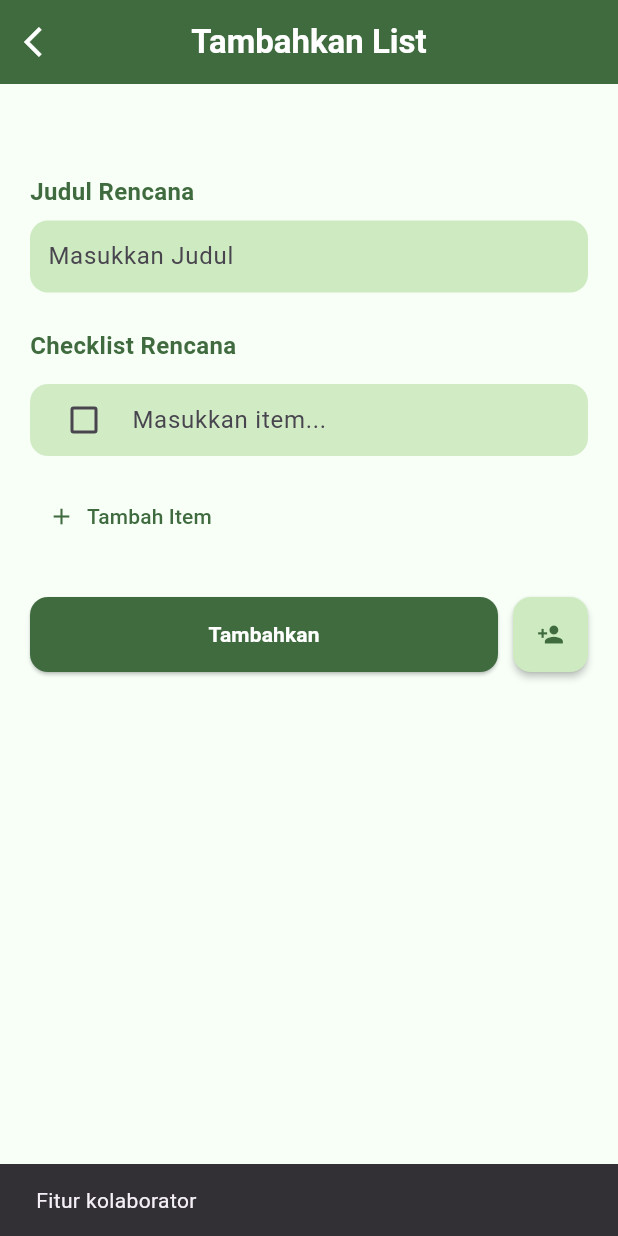
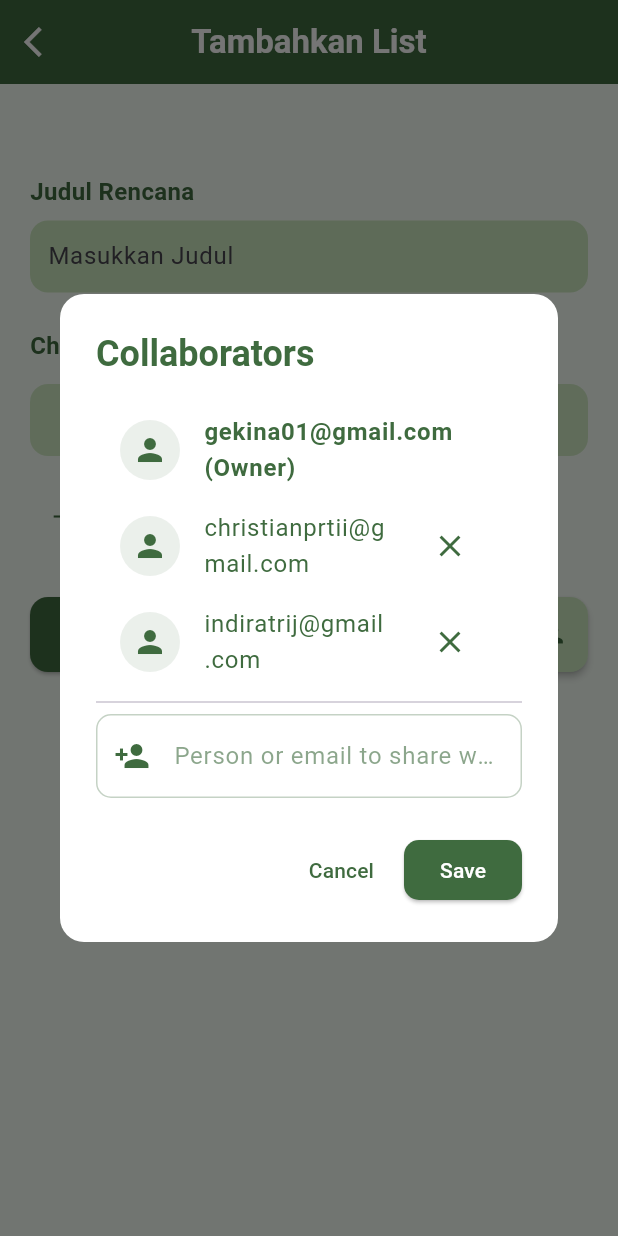
Before and after one commit to christianptrii/TodoApp_Flutter, a Flutter app: the AddScreen screen opened directly, after a tap on the "person add" icon, on a phone screen of 412 x 824 dp. Run offline on Flutter 3.47's test engine with Material 3 defaults, Android fonts, the phone set to English and light mode, and no system bars; our stand-ins replace font_awesome_flutter; Roboto replaces fonts that are missing (inter).

Commit message:
Update : Menambahkan pop up untuk kolaborator

```diff
--- a/lib/addScreen.dart
+++ b/lib/addScreen.dart
@@ -51,6 +51,117 @@ class _AddScreenState extends State<AddScreen> {
     Navigator.pushReplacement(
       context,
       MaterialPageRoute(builder: (_) => const HomeScreen()),
+    );
+  }
+
+  void _showCollaboratorDialog(BuildContext context) {
+    List<String> collaborators = [
+      'gekina01@gmail.com (Owner)',
+      'christianprtii@gmail.com',
+      'indiratrij@gmail.com',
+    ];
+    TextEditingController emailController = TextEditingController();
+
+    showDialog(
+      context: context,
+      builder: (context) {
+        return StatefulBuilder(
+          builder: (context, setState) {
+            return AlertDialog(
+              backgroundColor: Colors.white,
+              shape: RoundedRectangleBorder(
+                borderRadius: BorderRadius.circular(16),
+              ),
+              title: Text(
+                'Collaborators',
+                style: TextStyle(color: greenText, fontWeight: FontWeight.bold),
+              ),
+              content: SingleChildScrollView(
+                child: Column(
+                  mainAxisSize: MainAxisSize.min,
+                  children: [
+                    ...collaborators.map((email) {
+                      return ListTile(
+                        leading: CircleAvatar(
+                          backgroundColor: greenText.withOpacity(0.1),
+                          child: Icon(Icons.person, color: greenText),
+                        ),
+                        title: Text(
+                          email,
+                          style: TextStyle(
+                            color: greenText,
+                            fontWeight:
+                                email.contains('Owner')
+                                    ? FontWeight.bold
+                                    : FontWeight.normal,
+                          ),
+                        ),
+                        trailing:
+                            email.contains('Owner')
+                                ? null
+                                : IconButton(
+                                  icon: Icon(Icons.close, color: greenText),
+                                  onPressed: () {
+                                    setState(() {
+                                      collaborators.remove(email);
+                                    });
+                                  },
+                                ),
+                      );
+                    }).toList(),
+                    const Divider(),
+                    TextField(
+                      controller: emailController,
+                      cursorColor: greenText,
+                      decoration: InputDecoration(
+                        prefixIcon: Icon(Icons.person_add, color: greenText),
+                        hintText: 'Person or email to share with',
+                        hintStyle: TextStyle(color: greenText.withOpacity(0.6)),
+                        focusedBorder: OutlineInputBorder(
+                          borderSide: BorderSide(color: greenText),
+                          borderRadius: BorderRadius.circular(10),
+                        ),
+                        enabledBorder: OutlineInputBorder(
+                          borderSide: BorderSide(
+                            color: greenText.withOpacity(0.3),
+                          ),
+                          borderRadius: BorderRadius.circular(10),
+                        ),
+                      ),
+                    ),
+                  ],
+                ),
+              ),
+              actions: [
+                TextButton(
+                  onPressed: () => Navigator.pop(context),
+                  child: Text('Cancel', style: TextStyle(color: greenText)),
+                ),
+                ElevatedButton(
+                  style: ElevatedButton.styleFrom(
+                    backgroundColor: greenText,
+                    shape: RoundedRectangleBorder(
+                      borderRadius: BorderRadius.circular(10),
+                    ),
+                  ),
+                  onPressed: () {
+                    if (emailController.text.isNotEmpty) {
+                      setState(() {
+                        collaborators.add(emailController.text);
+                        emailController.clear();
+                      });
+                    }
+                  },
+                  child: const Text(
+                    'Save',
+                    style: TextStyle(color: Colors.white),
+                  ),
+                ),
+              ],
+            );
+          },
+        );
+      },
     );
   }
 
@@ -163,7 +274,6 @@ class _AddScreenState extends State<AddScreen> {
                 ],
               ),
               const SizedBox(height: 30),
-
               Row(
                 children: [
                   Expanded(
@@ -201,9 +311,7 @@ class _AddScreenState extends State<AddScreen> {
                         elevation: 2,
                       ),
                       onPressed: () {
-                        ScaffoldMessenger.of(context).showSnackBar(
-                          const SnackBar(content: Text('Fitur kolaborator')),
-                        );
+                        _showCollaboratorDialog(context);
                       },
                       child: Icon(Icons.person_add, color: greenText),
                     ),
```
